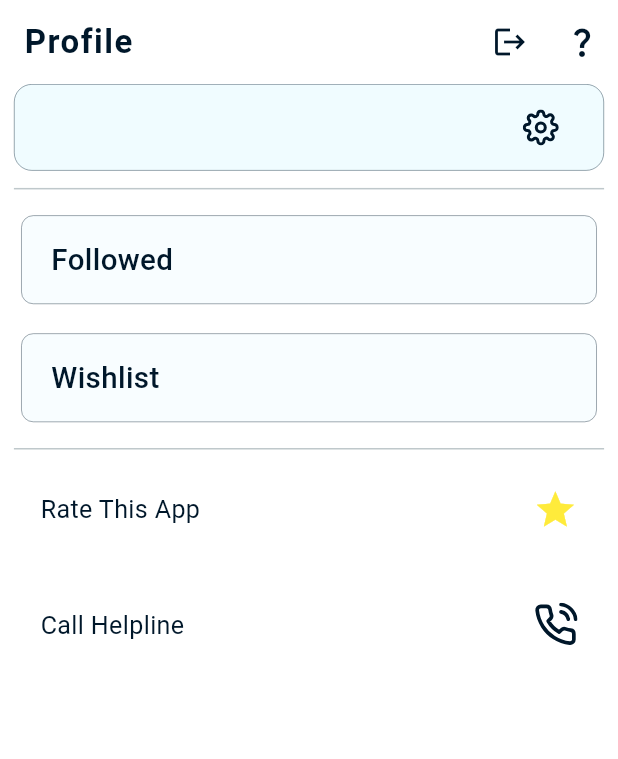
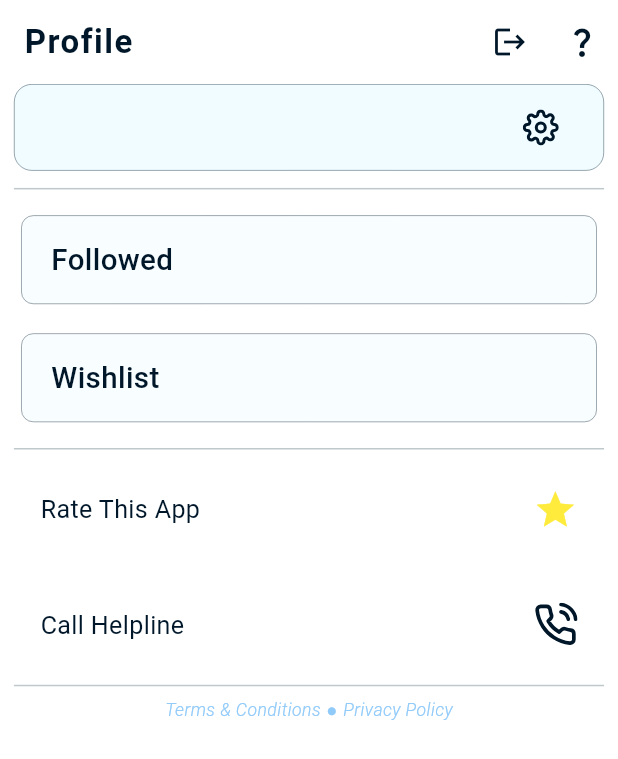
Before and after one commit to CodeWithJeet1204/Localsearch, a Flutter app: the ProfilePage screen opened directly, on a phone screen of 412 x 824 dp. Shown: the top 759 px of the screen. Run offline on Flutter 3.47's test engine with Material 3 defaults, Android fonts, the phone set to English and light mode, and no system bars; our stand-ins replace auto_size_text, carousel_slider, cloud_firestore, feather_icons, firebase_auth, firebase_core and 8 more; accounts and stored records are empty.

Commit message:
Terms & Conditions And Privacy Policy Added On ProfilePage

```diff
--- a/lib/page/main/vendor/profile/profile_page.dart
+++ b/lib/page/main/vendor/profile/profile_page.dart
@@ -377,6 +377,71 @@ class _ProfilePageState extends State<ProfilePage> {
                           ),
                         ),
                       ),
+
+                      Divider(),
+
+                      Row(
+                        mainAxisAlignment: MainAxisAlignment.center,
+                        crossAxisAlignment: CrossAxisAlignment.center,
+                        children: [
+                          GestureDetector(
+                            onTap: () async {
+                              const url =
+                                  'https://localsearch-terms-iwaa6zo.gamma.site';
+                              if (await canLaunchUrl(Uri.parse(url))) {
+                                await launchUrl(Uri.parse(url));
+                              } else {
+                                mySnackBar(
+                                  'Some error occurred, Try Again Later',
+                                  context,
+                                );
+                              }
+                            },
+                            child: Text(
+                              'Terms & Conditions',
+                              textAlign: TextAlign.center,
+                              style: TextStyle(
+                                fontStyle: FontStyle.italic,
+                                color: Colors.blue.shade200,
+                                fontSize: width * 0.03,
+                                fontWeight: FontWeight.w300,
+                              ),
+                            ),
+                          ),
+                          Text(
+                            '  ⬤  ',
+                            style: TextStyle(
+                              color: Colors.blue.shade200,
+                              fontSize: width * 0.02,
+                              fontWeight: FontWeight.w300,
+                            ),
+                          ),
+                          GestureDetector(
+                            onTap: () async {
+                              const url =
+                                  'https://localsearch-privacy-zapvot1.gamma.site';
+                              if (await canLaunchUrl(Uri.parse(url))) {
+                                await launchUrl(Uri.parse(url));
+                              } else {
+                                mySnackBar(
+                                  'Some error occurred, Try Again Later',
+                                  context,
+                                );
+                              }
+                            },
+                            child: Text(
+                              'Privacy Policy',
+                              textAlign: TextAlign.center,
+                              style: TextStyle(
+                                fontStyle: FontStyle.italic,
+                                color: Colors.blue.shade200,
+                                fontSize: width * 0.03,
+                                fontWeight: FontWeight.w300,
+                              ),
+                            ),
+                          ),
+                        ],
+                      ),
                     ],
                   ),
                 );
```
